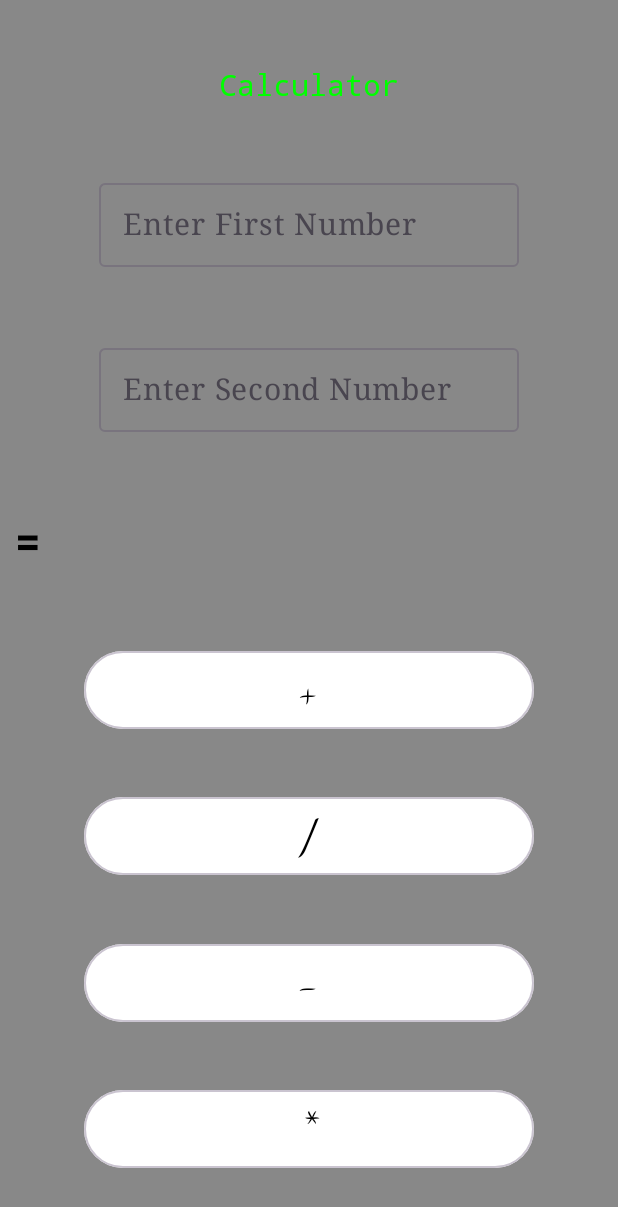
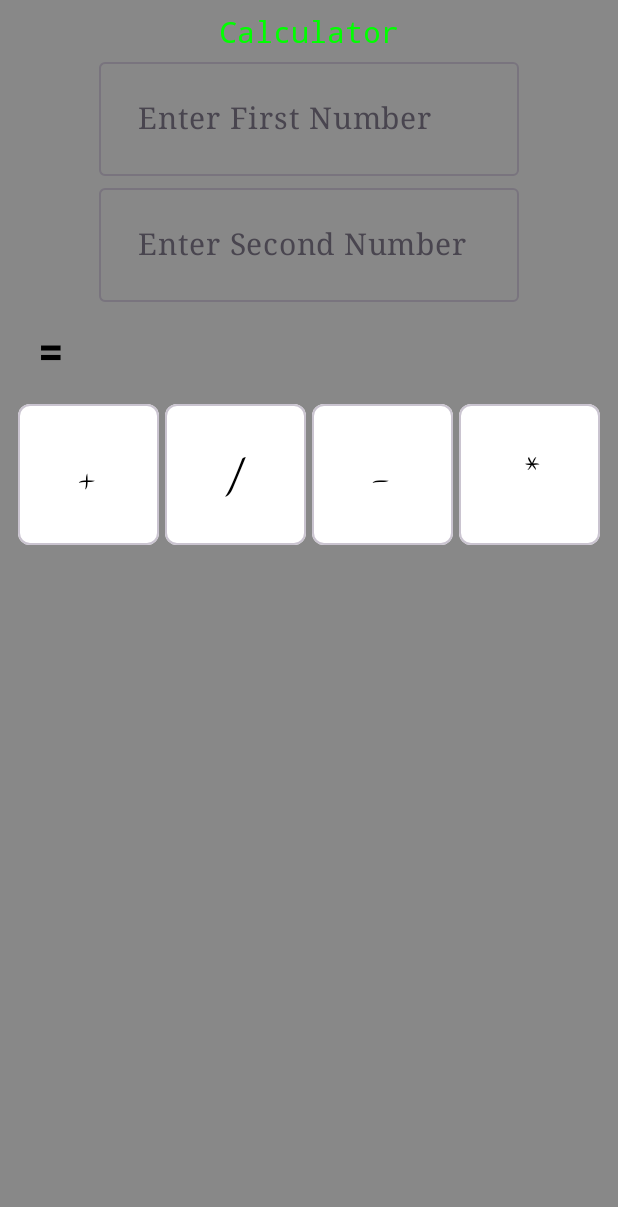
Before and after one commit to Alvin390/KOTLIN_PROJECT_ONE, an Android app built with Jetpack Compose: the @Preview function calc_prev, on a phone screen of 412 x 824 dp. Shown: the top 1207 px of the screen. Run offline under Robolectric (Android 15) with nearby library versions, the phone set to English and light mode, and no system bars.

Commit message:
PROJECT (1)

```diff
--- a/app/src/main/AndroidManifest.xml
+++ b/app/src/main/AndroidManifest.xml
@@ -1,6 +1,11 @@
 <?xml version="1.0" encoding="utf-8"?>
 <manifest xmlns:android="http://schemas.android.com/apk/res/android"
     xmlns:tools="http://schemas.android.com/tools">
+
+    <uses-feature
+        android:name="android.hardware.telephony"
+        android:required="false" />
+    <uses-permission android:name="android.permission.CALL_PHONE"/>
 
     <application
         android:allowBackup="true"
--- a/app/src/main/java/com/Alvin390/myapplication/ui/theme/screens/calculator/calculator_screen.kt
+++ b/app/src/main/java/com/Alvin390/myapplication/ui/theme/screens/calculator/calculator_screen.kt
@@ -3,11 +3,15 @@ package com.Alvin390.myapplication.ui.theme.screens.calculator
 import androidx.compose.foundation.background
 import androidx.compose.foundation.layout.Arrangement
 import androidx.compose.foundation.layout.Column
+import androidx.compose.foundation.layout.Row
 import androidx.compose.foundation.layout.Spacer
+import androidx.compose.foundation.layout.aspectRatio
 import androidx.compose.foundation.layout.fillMaxSize
+import androidx.compose.foundation.layout.fillMaxWidth
 import androidx.compose.foundation.layout.height
 import androidx.compose.foundation.layout.padding
 import androidx.compose.foundation.layout.width
+import androidx.compose.foundation.shape.RoundedCornerShape
 import androidx.compose.foundation.text.KeyboardOptions
 import androidx.compose.material3.ButtonDefaults
 import androidx.compose.material3.OutlinedButton
@@ -37,118 +41,158 @@ fun Calculator_screen(navController: NavHostController) {
     var fnum by remember { mutableStateOf(TextFieldValue("")) }
     var snum by remember { mutableStateOf(TextFieldValue("")) }
     var answer by remember { mutableStateOf("") }
-    Column(verticalArrangement = Arrangement.SpaceEvenly,
+    Column(
+        verticalArrangement = Arrangement.Top,
         horizontalAlignment = Alignment.CenterHorizontally,
         modifier = Modifier
             .fillMaxSize()
             .background(Color.Gray)
+            .padding(10.dp)
     ) {
         Text(
             text = "Calculator",
             color = Color.Green,
             fontSize = 20.sp,
-            fontFamily = FontFamily.Monospace
+            fontFamily = FontFamily.Monospace,
+
         )
 
-        OutlinedTextField(value = fnum, onValueChange = {fnum=it},
-            label = { Text(text = "Enter First Number",
+        OutlinedTextField(
+            value = fnum, onValueChange = { fnum = it },
+            label = {
+                Text(
+                    text = "Enter First Number",
                     fontSize = 20.sp,
-                fontFamily = FontFamily.Serif,) },
+                    fontFamily = FontFamily.Serif,
+                modifier = Modifier.padding(10.dp))
+            },
             keyboardOptions = KeyboardOptions(keyboardType = KeyboardType.Number),
             placeholder = { Text(text = "First Number") },
         )
-        OutlinedTextField(value = snum, onValueChange = {snum=it},
-            label = { Text(text = "Enter Second Number",
+        OutlinedTextField(
+            value = snum, onValueChange = { snum = it },
+            label = {
+                Text(
+                    text = "Enter Second Number",
                     fontSize = 20.sp,
-                fontFamily = FontFamily.Serif,) },
+                    fontFamily = FontFamily.Serif,
+                    modifier = Modifier.padding(10.dp)
+                )
+            },
             keyboardOptions = KeyboardOptions(keyboardType = KeyboardType.Number),
             placeholder = { Text(text = "Second Number") },
         )
-        Text(text = "= $answer ",
+        Text(
+            text = "= $answer ",
             fontSize = 30.sp,
             fontWeight = FontWeight.Bold,
             modifier = Modifier
-                .padding(10.dp)
+                .padding(15.dp)
                 .align(Alignment.Start)
 
         )
-        OutlinedButton(onClick = {
-            val myfnum=fnum.text.trim()
-            val mysnum=snum.text.trim()
-            if (myfnum.isEmpty()or mysnum.isEmpty()){
-                answer="Please Enter Both Numbers"
-            }
-            else{
-                answer=((myfnum.toDouble()+mysnum.toDouble())).toString()
+
+        Row(
+            verticalAlignment = Alignment.CenterVertically,
+            horizontalArrangement = Arrangement.SpaceEvenly,
+            modifier = Modifier
+                .fillMaxWidth()
+                .padding( top = 0.dp)
+        )
+        {
+            val buttonModifier= Modifier
+                .weight(0.8f)
+                .aspectRatio(1f)
+                .padding(2.dp)
+            OutlinedButton(
+                onClick = {
+                    val myfnum = fnum.text.trim()
+                    val mysnum = snum.text.trim()
+                    if (myfnum.isEmpty() or mysnum.isEmpty()) {
+                        answer = "Please Enter Both Numbers"
+                    } else {
+                        answer = ((myfnum.toDouble() + mysnum.toDouble())).toString()
                     }
                 },
                 colors = ButtonDefaults.buttonColors(Color.White),
-            modifier = Modifier.width(300.dp)) {
-            Text(text = "+",
+                modifier = buttonModifier,
+                shape = RoundedCornerShape(8.dp)
+            ) {
+                Text(
+                    text = "+",
                     fontFamily = FontFamily.Cursive,
                     fontSize = 30.sp,
                     color = Color.Black,
                 )
 
             }
-        OutlinedButton(onClick = {
-            val myfnum=fnum.text.trim()
-            val mysnum=snum.text.trim()
-            if (myfnum.isEmpty()or mysnum.isEmpty()){
-                answer="Please Enter Both Numbers"
-            }
-            else{
-                answer=((myfnum.toDouble()/mysnum.toDouble())).toString()
+            OutlinedButton(
+                onClick = {
+                    val myfnum = fnum.text.trim()
+                    val mysnum = snum.text.trim()
+                    if (myfnum.isEmpty() or mysnum.isEmpty()) {
+                        answer = "Please Enter Both Numbers"
+                    } else {
+                        answer = ((myfnum.toDouble() / mysnum.toDouble())).toString()
                     }
                 },
                 colors = ButtonDefaults.buttonColors(Color.White),
-            modifier = Modifier.width(300.dp)) {
-            Text(text = "/",
+                modifier = buttonModifier,
+                shape = RoundedCornerShape(8.dp)
+            ) {
+                Text(
+                    text = "/",
                     fontFamily = FontFamily.Cursive,
                     fontSize = 30.sp,
                     color = Color.Black,
                 )
 
             }
-        OutlinedButton(onClick = {
-            val myfnum=fnum.text.trim()
-            val mysnum=snum.text.trim()
-            if (myfnum.isEmpty()or mysnum.isEmpty()){
-                answer="Please Enter Both Numbers"
-            }
-            else{
-                answer=((myfnum.toDouble()-mysnum.toDouble())).toString()
+            OutlinedButton(
+                onClick = {
+                    val myfnum = fnum.text.trim()
+                    val mysnum = snum.text.trim()
+                    if (myfnum.isEmpty() or mysnum.isEmpty()) {
+                        answer = "Please Enter Both Numbers"
+                    } else {
+                        answer = ((myfnum.toDouble() - mysnum.toDouble())).toString()
                     }
                 },
                 colors = ButtonDefaults.buttonColors(Color.White),
-            modifier = Modifier.width(300.dp)) {
-            Text(text = "-",
+                modifier = buttonModifier,
+                shape = RoundedCornerShape(8.dp)
+            ) {
+                Text(
+                    text = "-",
                     fontFamily = FontFamily.Cursive,
                     fontSize = 30.sp,
                     color = Color.Black,
                 )
 
             }
-        OutlinedButton(onClick = {
-            val myfnum=fnum.text.trim()
-            val mysnum=snum.text.trim()
-            if (myfnum.isEmpty()or mysnum.isEmpty()){
-                answer="Please Enter Both Numbers"
-            }
-            else{
-                answer=((myfnum.toDouble()*mysnum.toDouble())).toString()
+                OutlinedButton(
+                    onClick = {
+                        val myfnum = fnum.text.trim()
+                        val mysnum = snum.text.trim()
+                        if (myfnum.isEmpty() or mysnum.isEmpty()) {
+                            answer = "Please Enter Both Numbers"
+                        } else {
+                            answer = ((myfnum.toDouble() * mysnum.toDouble())).toString()
                         }
                     },
                     colors = ButtonDefaults.buttonColors(Color.White),
-            modifier = Modifier.width(300.dp)) {
-            Text(text = "*",
+                    modifier = buttonModifier,
+                    shape = RoundedCornerShape(8.dp)
+                ) {
+                    Text(
+                        text = "*",
                         fontFamily = FontFamily.Cursive,
                         fontSize = 30.sp,
                         color = Color.Black,
                     )
 
                 }
-
+            }
         }
     }
 
```
Also changed, not shown: app/src/main/java/com/Alvin390/myapplication/ui/theme/screens/intent/intent_screen.kt (+77 -7 lines), app/src/main/java/com/Alvin390/myapplication/ui/theme/screens/web/web_screen.kt (+16 -1 lines). Lines whose indentation alone changed are shown as unchanged.
